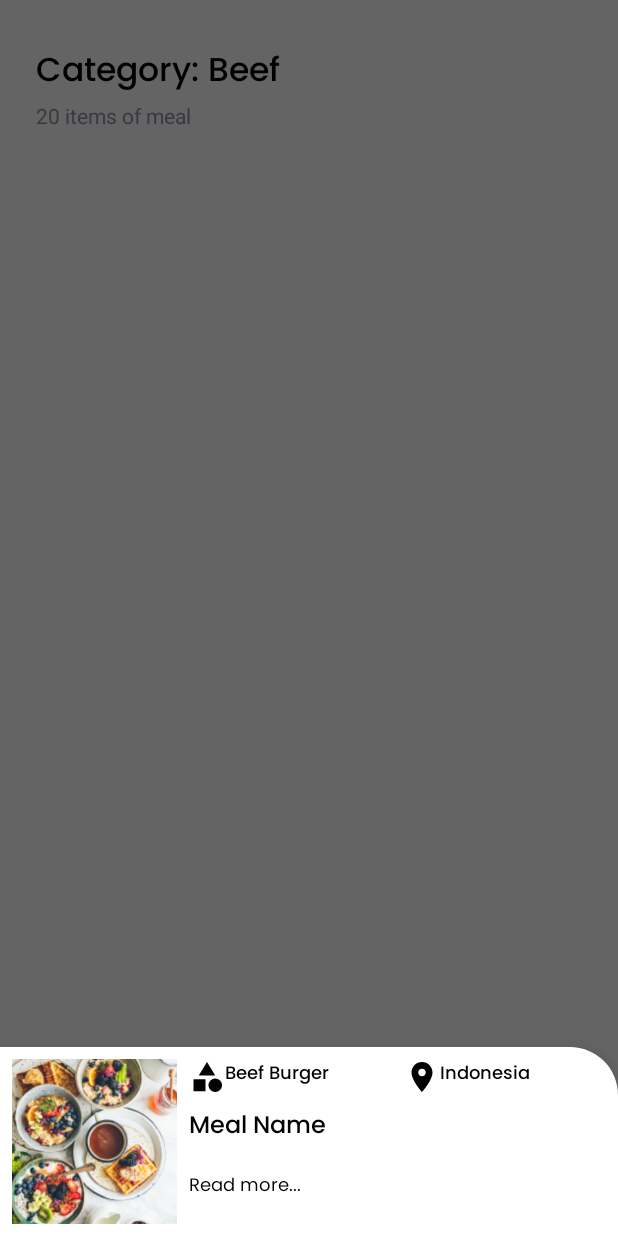
After one commit to nandaiqbalh/mvvm-food-app, an Android app: the fragment MealBottomSheetFragment placed in its activity, on a phone screen of 412 x 824 dp. The commit adds this screen. Run offline under Robolectric (Android 15) with nearby library versions, the phone set to English and light mode, and no system bars; pictures from the network do not load; 1 statement that could not run was skipped.

Commit message:
Meal bottom sheet

```diff
--- a/app/src/main/java/com/nandaiqbalh/foodapp/presentation/ui/home/HomeFragment.kt
+++ b/app/src/main/java/com/nandaiqbalh/foodapp/presentation/ui/home/HomeFragment.kt
@@ -16,6 +16,7 @@ import com.nandaiqbalh.foodapp.databinding.FragmentHomeBinding
 import com.nandaiqbalh.foodapp.presentation.ui.home.detail.DetailMealActivity
 import com.nandaiqbalh.foodapp.presentation.ui.home.adapter.CategoryAdapter
 import com.nandaiqbalh.foodapp.presentation.ui.home.adapter.PopularAdapter
+import com.nandaiqbalh.foodapp.presentation.ui.home.bottomsheet.MealBottomSheetFragment
 import com.nandaiqbalh.foodapp.presentation.ui.home.categorypage.CategoriesActivity
 
 class HomeFragment : Fragment() {
@@ -75,6 +76,8 @@ class HomeFragment : Fragment() {
 		preparePopularItemsRV()
 		viewModel.getPopularItems()
 		observePopularItems()
+		// onclick
+		onPopularLongClick()
 
 		// categories
 		prepareCategoryItemsRV()
@@ -84,6 +87,13 @@ class HomeFragment : Fragment() {
 		// categories onclick
 		onCategoryClick()
 
+	}
+
+	private fun onPopularLongClick(){
+		popularAdapter.onLongItemClick = {meal ->
+			val mealBottomSheetFragment = MealBottomSheetFragment.newInstance(meal.idMeal)
+			mealBottomSheetFragment.show(childFragmentManager, "Meal Info")
+		}
 	}
 
 	private fun onCategoryClick() {
--- a/app/src/main/java/com/nandaiqbalh/foodapp/presentation/ui/home/HomeViewModel.kt
+++ b/app/src/main/java/com/nandaiqbalh/foodapp/presentation/ui/home/HomeViewModel.kt
@@ -21,6 +21,8 @@ class HomeViewModel(): ViewModel() {
 	private var popularItemsLiveData = MutableLiveData<List<MealByCategory>>()
 	private var categoriesLiveData = MutableLiveData<List<Category>>()
 
+	// bottom sheet
+	private var bottomSheetMealLiveData = MutableLiveData<Meal>()
 	fun getRandomMeal(){
 		RetrofitInstance.api.getRandomMeal().enqueue(object : Callback<MealList> {
 			override fun onResponse(call: Call<MealList>, response: Response<MealList>) {
@@ -70,6 +72,26 @@ class HomeViewModel(): ViewModel() {
 		})
 	}
 
+	fun getMealByID(id: String){
+		RetrofitInstance.api.getMealDetails(id).enqueue(object :Callback<MealList>{
+			override fun onResponse(call: Call<MealList>, response: Response<MealList>) {
+				val meal = response.body()!!.meals.first()
+
+				meal?.let {meal
+					bottomSheetMealLiveData.postValue(meal)
+				}
+			}
+
+			override fun onFailure(call: Call<MealList>, t: Throwable) {
+				Log.d("HomeViewModel", "Error: ${t.message.toString()}")
+			}
+		})
+	}
+
+	fun observeMealBottomSheet():LiveData<Meal>{
+		return bottomSheetMealLiveData
+	}
+
 	fun observeRandomMealLiveData(): LiveData<Meal>{
 		return randomMealLiveData
 	}
--- a/app/src/main/java/com/nandaiqbalh/foodapp/presentation/ui/home/adapter/PopularAdapter.kt
+++ b/app/src/main/java/com/nandaiqbalh/foodapp/presentation/ui/home/adapter/PopularAdapter.kt
@@ -11,6 +11,8 @@ import com.nandaiqbalh.foodapp.databinding.PopularItemsBinding
 class PopularAdapter :RecyclerView.Adapter<PopularAdapter.PopularViewHolder>() {
 
 	private var mealsList= ArrayList<MealByCategory>()
+
+	var onLongItemClick: ((MealByCategory) -> Unit)? = null
 
 	fun setMealList(mealsList: ArrayList<MealByCategory>) {
 		this.mealsList = mealsList
@@ -30,6 +32,11 @@ class PopularAdapter :RecyclerView.Adapter<PopularAdapter.PopularViewHolder>() {
 				.into(ivPopularMealItems)
 		}
 
+		holder.itemView.setOnLongClickListener {
+			onLongItemClick?.invoke(mealsList[position])
+
+			true
+		}
 	}
 
 	override fun getItemCount(): Int {
--- /dev/null
+++ b/app/src/main/java/com/nandaiqbalh/foodapp/presentation/ui/home/bottomsheet/MealBottomSheetFragment.kt
@@ -0,0 +1,100 @@
+package com.nandaiqbalh.foodapp.presentation.ui.home.bottomsheet
+
+import android.content.Intent
+import android.os.Bundle
+import android.view.LayoutInflater
+import android.view.View
+import android.view.ViewGroup
+import com.bumptech.glide.Glide
+import com.google.android.material.bottomsheet.BottomSheetDialogFragment
+import com.nandaiqbalh.foodapp.data.network.models.meal.Meal
+import com.nandaiqbalh.foodapp.databinding.FragmentMealBottomSheetBinding
+import com.nandaiqbalh.foodapp.presentation.ui.home.HomeFragment
+import com.nandaiqbalh.foodapp.presentation.ui.home.HomeViewModel
+import com.nandaiqbalh.foodapp.presentation.ui.home.detail.DetailMealActivity
+
+private const val MEAL_ID = "mealId"
+
+class MealBottomSheetFragment : BottomSheetDialogFragment() {
+	private var mealId: String? = null
+
+	private var _binding: FragmentMealBottomSheetBinding? = null
+	private val binding get() = _binding!!
+
+	private var viewModel: HomeViewModel = HomeViewModel()
+
+	override fun onCreate(savedInstanceState: Bundle?) {
+		super.onCreate(savedInstanceState)
+		arguments?.let {
+			mealId = it.getString(MEAL_ID)
+		}
+	}
+
+	override fun onCreateView(
+		inflater: LayoutInflater, container: ViewGroup?,
+		savedInstanceState: Bundle?
+	): View? {
+
+		_binding = FragmentMealBottomSheetBinding.inflate(layoutInflater, container, false)
+
+		return binding.root
+	}
+
+	override fun onViewCreated(view: View, savedInstanceState: Bundle?) {
+		super.onViewCreated(view, savedInstanceState)
+
+		mealId?.let { viewModel.getMealByID(it) }
+
+		// observe
+		observeMealBottomSheet()
+
+		// bottom sheet onclick
+		onBottomSheetDialogClick()
+
+	}
+
+	private fun onBottomSheetDialogClick() {
+		binding.bottomSheetMeal.setOnClickListener {
+
+			val intent = Intent(context, DetailMealActivity::class.java)
+			intent.putExtra(HomeFragment.MEAL_ID, mealToDetail.idMeal)
+			intent.putExtra(HomeFragment.MEAL_NAME, mealToDetail.strMeal)
+			intent.putExtra(HomeFragment.MEAL_THUMB, mealToDetail.strMealThumb)
+			startActivity(intent)
+
+		}
+	}
+
+
+	private lateinit var mealToDetail: Meal
+
+	private fun observeMealBottomSheet() {
+		viewModel.observeMealBottomSheet().observe(viewLifecycleOwner) { meal ->
+			Glide.with(this@MealBottomSheetFragment)
+				.load(meal.strMealThumb)
+				.into(binding.ivMealBottomSheet)
+
+			binding.tvCategoryBottomSheet.text = meal.strCategory
+			binding.tvLocationBottomSheet.text = meal.strArea
+			binding.tvNameMealBottomSheet.text = meal.strMeal
+
+			mealToDetail = meal
+		}
+	}
+
+	override fun onDestroy() {
+		super.onDestroy()
+		_binding = null
+	}
+
+	companion object {
+		// TODO: Rename and change types and number of parameters
+		@JvmStatic
+		fun newInstance(param1: String) =
+			MealBottomSheetFragment().apply {
+				arguments = Bundle().apply {
+					putString(MEAL_ID, param1)
+				}
+			}
+	}
+}
--- /dev/null
+++ b/app/src/main/res/drawable/rounded_top_shape.xml
@@ -0,0 +1,6 @@
+<?xml version="1.0" encoding="utf-8"?>
+<shape android:shape="rectangle" xmlns:android="http://schemas.android.com/apk/res/android">
+
+    <solid android:color="@color/white"/>
+    <corners android:topRightRadius="32dp"/>
+</shape>
--- /dev/null
+++ b/app/src/main/res/layout/fragment_meal_bottom_sheet.xml
@@ -0,0 +1,83 @@
+<?xml version="1.0" encoding="utf-8"?>
+<androidx.constraintlayout.widget.ConstraintLayout xmlns:android="http://schemas.android.com/apk/res/android"
+    xmlns:tools="http://schemas.android.com/tools"
+    android:layout_width="match_parent"
+    android:layout_height="wrap_content"
+    xmlns:app="http://schemas.android.com/apk/res-auto"
+    android:id="@+id/bottom_sheet_meal"
+    android:padding="8dp"
+    tools:context=".presentation.ui.home.bottomsheet.MealBottomSheetFragment">
+
+    <ImageView
+        android:id="@+id/iv_meal_bottom_sheet"
+        android:layout_width="110dp"
+        android:layout_height="110dp"
+        android:src="@drawable/mealtest"
+        android:scaleType="centerCrop"
+        app:layout_constraintStart_toStartOf="parent"
+        app:layout_constraintTop_toTopOf="parent"
+        app:layout_constraintBottom_toBottomOf="parent"/>
+
+    <LinearLayout
+        android:id="@+id/linear_layout_bottom_sheet"
+        android:layout_width="0dp"
+        android:layout_height="wrap_content"
+        android:orientation="horizontal"
+        app:layout_constraintStart_toEndOf="@+id/iv_meal_bottom_sheet"
+        app:layout_constraintTop_toTopOf="@+id/iv_meal_bottom_sheet"
+        app:layout_constraintEnd_toEndOf="parent"
+        android:layout_marginStart="8dp"
+        >
+
+        <TextView
+            android:id="@+id/tv_category_bottom_sheet"
+            android:layout_width="wrap_content"
+            android:layout_height="wrap_content"
+            android:text="Beef Burger"
+            android:textColor="@color/font_black"
+            android:textSize="12sp"
+            android:fontFamily="@font/poppins_medium"
+            android:drawableStart="@drawable/ic_category"
+            android:drawableTint="@color/font_black"
+            android:layout_weight="1"/>
+
+        <TextView
+            android:id="@+id/tv_location_bottom_sheet"
+            android:layout_width="wrap_content"
+            android:layout_height="wrap_content"
+            android:text="Indonesia"
+            android:textColor="@color/font_black"
+            android:textSize="12sp"
+            android:fontFamily="@font/poppins_medium"
+            android:drawableStart="@drawable/ic_location"
+            android:drawableTint="@color/font_black"
+            android:layout_weight="1"/>
+
+    </LinearLayout>
+
+    <TextView
+        android:id="@+id/tv_name_meal_bottom_sheet"
+        android:layout_width="wrap_content"
+        android:layout_height="wrap_content"
+        android:text="Meal Name"
+        android:textSize="16sp"
+        android:textColor="@color/font_black"
+        android:fontFamily="@font/poppins_medium"
+        app:layout_constraintStart_toStartOf="@id/linear_layout_bottom_sheet"
+        app:layout_constraintTop_toBottomOf="@id/linear_layout_bottom_sheet"
+        android:layout_marginTop="8dp"/>
+
+    <TextView
+        android:id="@+id/tv_read_more_bottom_sheet"
+        android:layout_width="wrap_content"
+        android:layout_height="wrap_content"
+        android:text="Read more..."
+        android:textSize="12sp"
+        android:layout_marginTop="16dp"
+        android:textColor="@color/font_black"
+        android:fontFamily="@font/poppins_regular"
+        app:layout_constraintStart_toStartOf="@id/linear_layout_bottom_sheet"
+        app:layout_constraintTop_toBottomOf="@id/tv_name_meal_bottom_sheet"
+        />
+
+</androidx.constraintlayout.widget.ConstraintLayout>
--- /dev/null
+++ b/app/src/main/res/values/style.xml
@@ -0,0 +1,10 @@
+<?xml version="1.0" encoding="utf-8"?>
+<resources>
+    <style name="AppBottomSheetDialogTheme" parent="Theme.MaterialComponents.Light.BottomSheetDialog">
+        <item name="bottomSheetStyle">@style/AppModalStyle</item>
+    </style>
+
+    <style name="AppModalStyle" parent="Widget.Design.BottomSheet.Modal">
+        <item name="android:background">@drawable/rounded_top_shape</item>
+    </style>
+</resources>
--- a/app/src/main/res/values/themes.xml
+++ b/app/src/main/res/values/themes.xml
@@ -10,6 +10,7 @@
         <!-- Status bar color. -->
         <item name="android:statusBarColor" tools:targetApi="l">@color/white</item>
         <item name="android:windowLightStatusBar" tools:ignore="NewApi">true</item>
+        <item name="bottomSheetDialogTheme">@style/AppBottomSheetDialogTheme</item>
         <!-- Customize your theme here. -->
         <!-- <item name="colorPrimary">@color/my_light_primary</item> -->
     </style>
```
